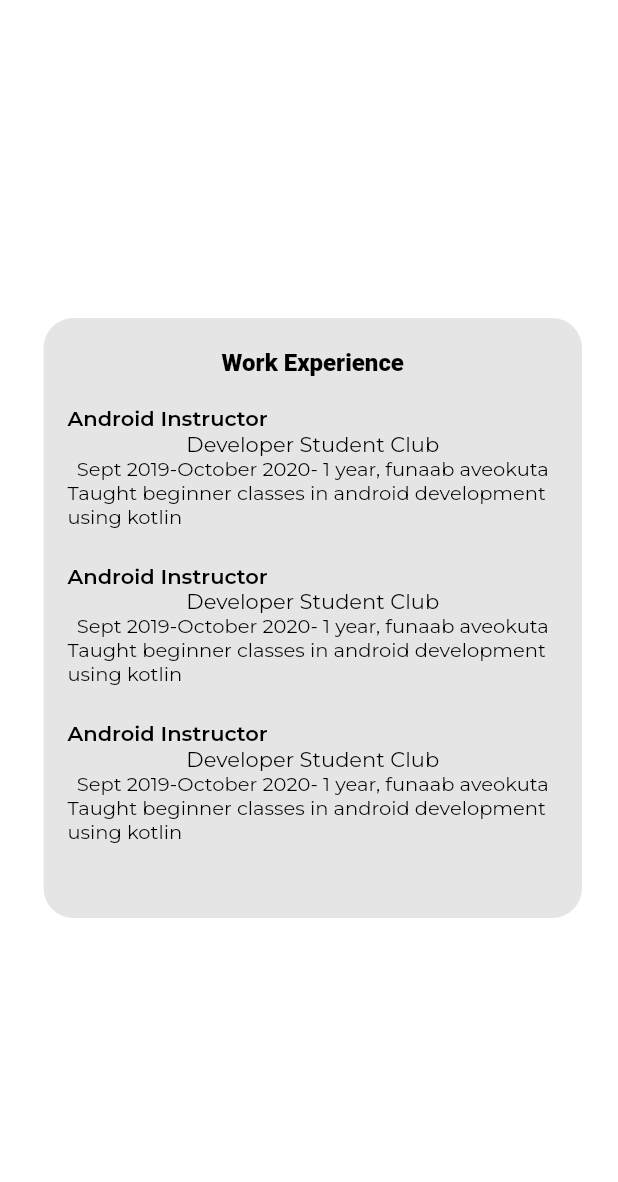
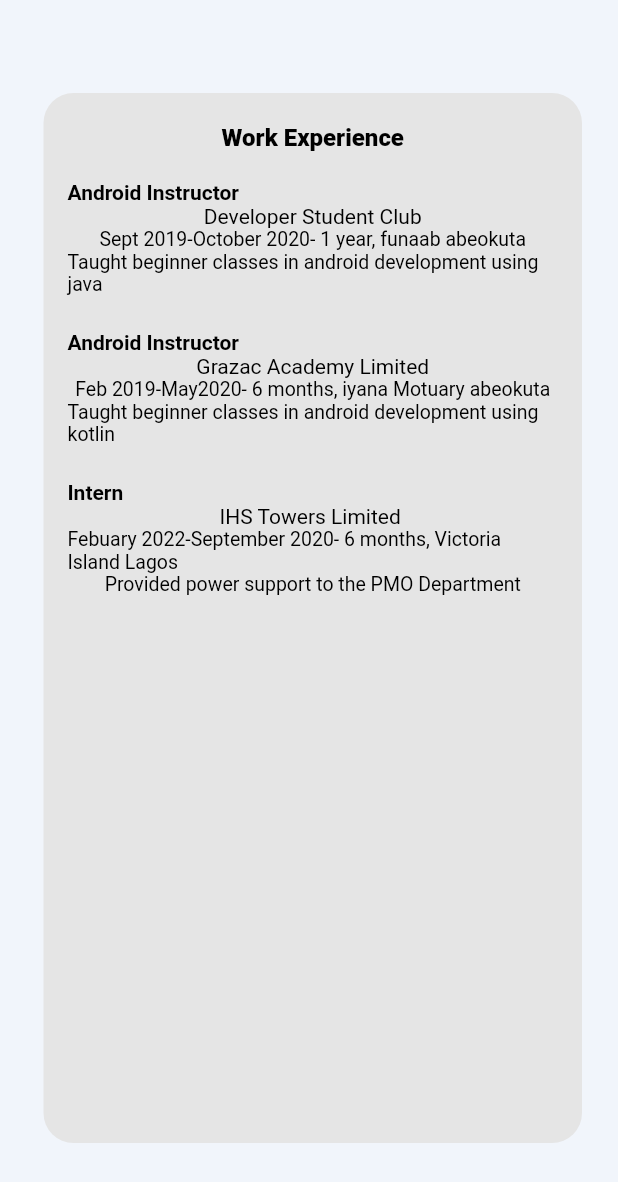
Before and after one commit to azeezco/resume_app, a Flutter app: the MyExperience widget shown alone on an empty page, opened directly, on a phone screen of 412 x 824 dp. Shown: the top 1182 px of the screen. Run offline on Flutter 3.47's test engine with Material 2 defaults, Android fonts, the phone set to English and light mode, and no system bars; our stand-ins replace gap, google_fonts, shared_preferences; missing offline and left inert: dart:ffi; accounts and stored records are empty.

```diff
--- a/lib/main.dart
+++ b/lib/main.dart
@@ -1,32 +1,50 @@
 import 'package:flutter/material.dart';
-import 'package:google_fonts/google_fonts.dart';
-import 'package:resume_app/screens/about_me.dart';
-import 'package:resume_app/screens/contact_me.dart';
-import 'package:resume_app/screens/About_me.dart';
+
+import 'package:provider/provider.dart';
+
 import 'package:resume_app/screens/homepage.dart';
-import 'package:flutter/widgets.dart';
-import 'package:google_fonts/google_fonts.dart';
-import 'package:resume_app/screens/landing_page.dart';
-import 'package:resume_app/screens/my_experiences.dart';
+
+import 'package:resume_app/utils/app_styles.dart';
+import 'package:resume_app/utils/dark_theme_provider.dart';
 
 void main() {
   runApp(const MyApp());
 }
 
-class MyApp extends StatelessWidget {
+class MyApp extends StatefulWidget {
   const MyApp({super.key});
+
+  @override
+  State<MyApp> createState() => _MyAppState();
+}
+
+class _MyAppState extends State<MyApp> {
+  DarkThemeProvider themeChangeProvider = DarkThemeProvider();
+
+  @override
+  void initState() {
+    super.initState();
+    getCurrentTheme();
+  }
+
+  void getCurrentTheme() async {
+    themeChangeProvider.darkTheme =
+        await themeChangeProvider.darkThemePreference.getTheme();
+  }
 
   // This widget is the root of your application.
   @override
   Widget build(BuildContext context) {
-    return MaterialApp(
-      debugShowCheckedModeBanner: false,
-      title: 'Flutter Demo',
-      theme: ThemeData(
-          primarySwatch: Colors.blue,
-          textTheme:
-              GoogleFonts.montserratTextTheme(Theme.of(context).textTheme)),
-      home: const HopmePage(),
-    );
+    return ChangeNotifierProvider(create: (_) {
+      return themeChangeProvider;
+    }, child: Consumer<DarkThemeProvider>(
+      builder: (context, value, child) {
+        return MaterialApp(
+          debugShowCheckedModeBanner: false,
+          theme: Styles.themeData(themeChangeProvider.darkTheme, context),
+          home: const HopmePage(),
+        );
+      },
+    ));
   }
 }
--- a/lib/screens/my_experiences.dart
+++ b/lib/screens/my_experiences.dart
@@ -10,21 +10,21 @@ class MyExperience extends StatelessWidget {
   @override
   Widget build(BuildContext context) {
     return Container(
-      color: Colors.white,
+      color: Theme.of(context).backgroundColor,
       child: Center(
         child: Container(
-          color: Colors.white,
+          color: Theme.of(context).backgroundColor,
           margin: const EdgeInsets.only(
             left: 13,
             right: 8,
           ),
           child: Container(
             //color: Colors.white,
-            height: 400,
-            width: 359,
+            height: Styles.checkOrientation(context) ? 700 : 350,
+            width: Styles.checkOrientation(context) ? 359 : 750,
             decoration: BoxDecoration(
               borderRadius: BorderRadius.circular(20),
-              color: Styles.bgColor,
+              color: Theme.of(context).cardColor,
             ),
             child: Column(
               mainAxisAlignment: MainAxisAlignment.start,
@@ -34,7 +34,8 @@ class MyExperience extends StatelessWidget {
                   child: Container(
                     margin: const EdgeInsets.only(top: 20),
                     child: DefaultTextStyle(
-                      style: Styles.semiBoldTextStyle,
+                      style: Styles.semiBoldTextStyle
+                          .copyWith(color: Theme.of(context).primaryColor),
                       child: const Text(
                         'Work Experience',
                       ),
@@ -45,25 +46,27 @@ class MyExperience extends StatelessWidget {
                 expListTile(
                   positionHeld: 'Android Instructor',
                   companyName: 'Developer Student Club',
-                  duration: 'Sept 2019-October 2020- 1 year, funaab aveokuta',
+                  duration: 'Sept 2019-October 2020- 1 year, funaab abeokuta',
+                  workDescription:
+                      'Taught beginner classes in android development using java',
+                ),
+                const Gap(15),
+                expListTile(
+                  positionHeld: 'Android Instructor',
+                  companyName: 'Grazac Academy Limited',
+                  duration:
+                      'Feb 2019-May2020- 6 months, iyana Motuary abeokuta',
                   workDescription:
                       'Taught beginner classes in android development using kotlin',
                 ),
                 const Gap(15),
                 expListTile(
-                  positionHeld: 'Android Instructor',
-                  companyName: 'Developer Student Club',
-                  duration: 'Sept 2019-October 2020- 1 year, funaab aveokuta',
+                  positionHeld: 'Intern',
+                  companyName: 'IHS Towers Limited ',
+                  duration:
+                      'Febuary 2022-September 2020- 6 months, Victoria Island Lagos',
                   workDescription:
-                      'Taught beginner classes in android development using kotlin',
-                ),
-                const Gap(15),
-                expListTile(
-                  positionHeld: 'Android Instructor',
-                  companyName: 'Developer Student Club',
-                  duration: 'Sept 2019-October 2020- 1 year, funaab aveokuta',
-                  workDescription:
-                      'Taught beginner classes in android development using kotlin',
+                      'Provided power support to the PMO Department',
                 ),
               ],
             ),
@@ -93,25 +96,33 @@ class expListTile extends StatelessWidget {
         isThreeLine: true,
         title: Text(
           positionHeld,
-          style: Styles.regularTextStyle
-              .copyWith(fontWeight: FontWeight.w600, fontSize: 14),
+          style: Styles.regularTextStyle.copyWith(
+              fontWeight: FontWeight.w600,
+              fontSize: 14,
+              color: Theme.of(context).primaryColor),
         ),
         subtitle: Column(
           children: [
             Text(
               companyName,
-              style: Styles.regularTextStyle
-                  .copyWith(fontWeight: FontWeight.w400, fontSize: 14),
+              style: Styles.regularTextStyle.copyWith(
+                  fontWeight: FontWeight.w400,
+                  fontSize: 14,
+                  color: Theme.of(context).primaryColor),
             ),
             Text(
               duration,
-              style: Styles.regularTextStyle
-                  .copyWith(fontSize: 13, fontWeight: FontWeight.normal),
+              style: Styles.regularTextStyle.copyWith(
+                  fontSize: 13,
+                  fontWeight: FontWeight.normal,
+                  color: Theme.of(context).primaryColor),
             ),
             Text(
               workDescription,
-              style: Styles.regularTextStyle
-                  .copyWith(fontSize: 13, fontWeight: FontWeight.normal),
+              style: Styles.regularTextStyle.copyWith(
+                  fontSize: 13,
+                  fontWeight: FontWeight.normal,
+                  color: Theme.of(context).primaryColor),
             ),
           ],
         ),
--- a/lib/utils/app_styles.dart
+++ b/lib/utils/app_styles.dart
@@ -1,18 +1,54 @@
 import 'package:flutter/material.dart';
+import 'package:google_fonts/google_fonts.dart';
 
 class Styles {
   static Color textColor = const Color(0xFF3b3b3b);
   static Color bgColor = const Color(0xFFE5E5E5);
   static Color orangeColor = const Color(0xFFF37B67);
 
+  static bool checkOrientation(BuildContext context) {
+    if (MediaQuery.of(context).orientation == Orientation.portrait) {
+      print(MediaQuery.of(context).orientation);
+      return true;
+    } else {
+      print(MediaQuery.of(context).orientation);
+      return false;
+    }
+  }
+
+  static ThemeData themeData(bool isDarkTheme, BuildContext context) {
+    return ThemeData(
+      primarySwatch: Colors.red,
+      primaryColor: isDarkTheme ? Colors.white : Colors.black,
+
+      backgroundColor: isDarkTheme ? Colors.black : Color(0xffF1F5FB),
+
+      indicatorColor: isDarkTheme ? Color(0xff0E1D36) : Color(0xffCBDCF8),
+      buttonColor: isDarkTheme ? Color(0xff3B3B3B) : Color(0xffF1F5FB),
+
+      hintColor: isDarkTheme ? Color(0xff280C0B) : Color(0xffEECED3),
+
+      highlightColor: isDarkTheme ? Color(0xff372901) : Color(0xffFCE192),
+      hoverColor: isDarkTheme ? Color(0xff3A3A3B) : Color(0xff4285F4),
+
+      focusColor: isDarkTheme ? Color(0xff0B2512) : Color(0xffA8DAB5),
+      disabledColor: Colors.grey,
+      // textSelectionColor: isDarkTheme ? Colors.white : Colors.black,
+      cardColor: isDarkTheme ? Color(0xFF151515) : Color(0xFFE5E5E5),
+      canvasColor: isDarkTheme ? Colors.black : Colors.grey[50],
+      brightness: isDarkTheme ? Brightness.dark : Brightness.light,
+      buttonTheme: Theme.of(context).buttonTheme.copyWith(
+          colorScheme: isDarkTheme ? ColorScheme.dark() : ColorScheme.light()),
+      appBarTheme: AppBarTheme(
+        elevation: 0.0,
+      ),
+    );
+  }
+
   static TextStyle regularTextStyle = const TextStyle(
       fontSize: 16, color: Colors.black, fontWeight: FontWeight.w500);
   static TextStyle semiBoldTextStyle = const TextStyle(
       fontSize: 16, color: Colors.black, fontWeight: FontWeight.w800);
-  static TextStyle headlineStyle2 =
-      TextStyle(fontSize: 21, color: textColor, fontWeight: FontWeight.bold);
-  static TextStyle headlineStyle3 = TextStyle(
-      fontSize: 17, color: Colors.grey.shade500, fontWeight: FontWeight.w500);
-  static TextStyle headlineStyle4 = TextStyle(
-      fontSize: 14, color: Colors.grey.shade500, fontWeight: FontWeight.w500);
+  static TextStyle BoWCardTextStyle = const TextStyle(
+      fontSize: 16, color: Colors.white, fontWeight: FontWeight.w500);
 }
--- /dev/null
+++ b/lib/utils/dark_theme_preference.dart
@@ -0,0 +1,15 @@
+import 'package:shared_preferences/shared_preferences.dart';
+
+class DarkThemePreference {
+  static const THEME_STATUS = "THEMESTATUS";
+
+  setDarkTheme(bool value) async {
+    SharedPreferences prefs = await SharedPreferences.getInstance();
+    prefs.setBool(THEME_STATUS, value);
+  }
+
+  Future<bool> getTheme() async {
+    SharedPreferences prefs = await SharedPreferences.getInstance();
+    return prefs.getBool(THEME_STATUS) ?? false;
+  }
+}
--- /dev/null
+++ b/lib/utils/dark_theme_provider.dart
@@ -0,0 +1,15 @@
+import 'package:flutter/material.dart';
+import 'package:resume_app/utils/dark_theme_preference.dart';
+
+class DarkThemeProvider with ChangeNotifier {
+  DarkThemePreference darkThemePreference = DarkThemePreference();
+  bool _darkTheme = false;
+
+  bool get darkTheme => _darkTheme;
+
+  set darkTheme(bool value) {
+    _darkTheme = value;
+    darkThemePreference.setDarkTheme(value);
+    notifyListeners();
+  }
+}
--- a/pubspec.yaml
+++ b/pubspec.yaml
@@ -36,8 +36,11 @@ dependencies:
   # The following adds the Cupertino Icons font to your application.
   # Use with the CupertinoIcons class for iOS style icons.
   cupertino_icons: ^1.0.2
-  fluentui_icons: ^1.0.0
+
   gap: ^2.0.0
+  url_launcher: ^6.1.6
+  shared_preferences: ^2.0.15
+  provider: ^6.0.4
 
 dev_dependencies:
   flutter_test:
```
Also changed, not shown: lib/screens/about_me.dart (deleted, +0 -42 lines), lib/screens/homepage.dart (+32 -12 lines), pubspec.lock, 8 other files.
